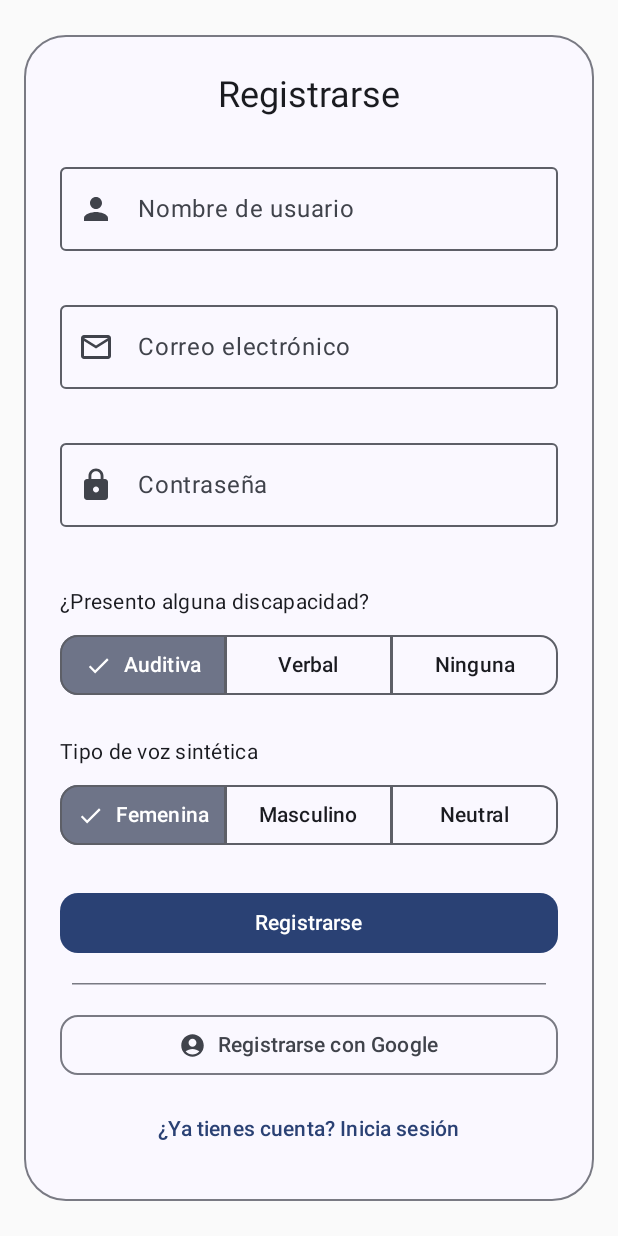
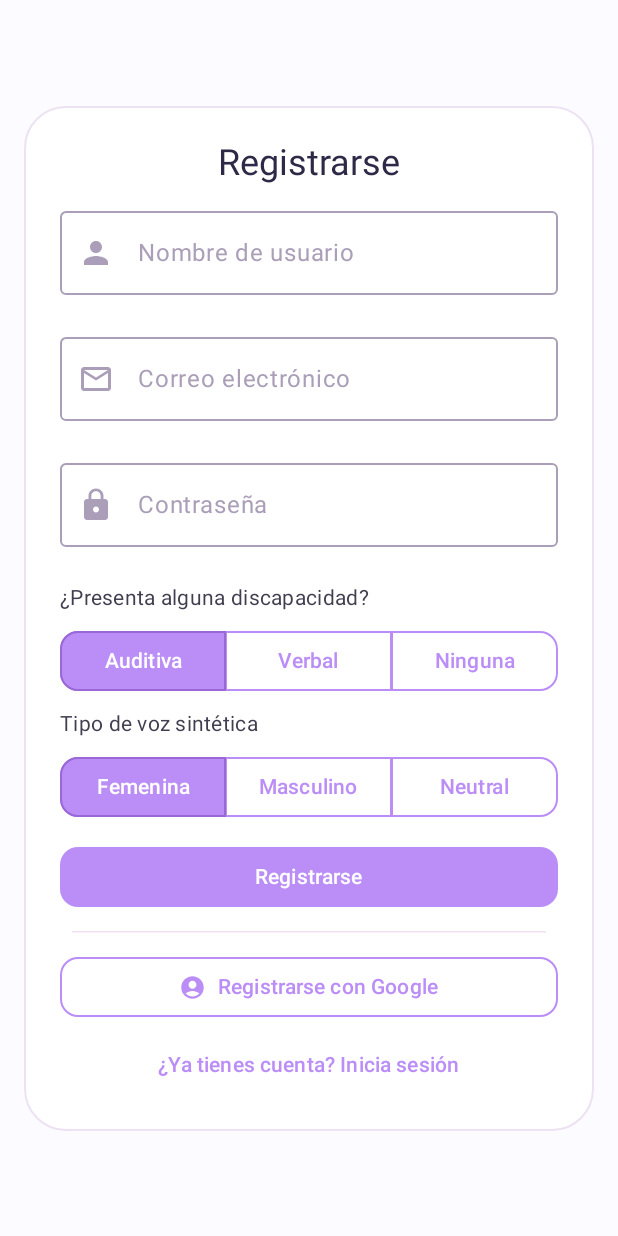
Before and after one commit to xChiat/ProyectoTitulo, an Android app built with Jetpack Compose: the SignUpActivity screen opened directly, with no data from a screen before it, on a phone screen of 412 x 824 dp. Run offline under Robolectric (Android 15) with nearby library versions, the phone set to English and light mode, and no system bars; our stand-ins replace Firebase (no records; nobody signed in at launch, a user with empty details on screens opened directly).

Commit message:
Enhance SignUpScreen UI with new color scheme and styling improvements

```diff
--- a/app/src/main/java/com/example/haptivoice/ui/screens/LoginScreen.kt
+++ b/app/src/main/java/com/example/haptivoice/ui/screens/LoginScreen.kt
@@ -186,11 +186,9 @@ fun LoginScreen(
 
                 Button(
                     onClick = {
-                        // Limpiar errores previos
                         emailError = null
                         passwordError = null
 
-                        // Validar cada campo individualmente
                         val emailValidation = ValidationUtils.validateEmail(email)
                         if (emailValidation !is ValidationResult.Valid) {
                             emailError = when (emailValidation) {
@@ -209,7 +207,6 @@ fun LoginScreen(
                             }
                         }
 
-                        // Si todas las validaciones son válidas, ejecutar el login
                         if (emailError == null && passwordError == null) {
                             onLogin(email, password)
                         }
--- a/app/src/main/java/com/example/haptivoice/ui/screens/SignUpScreen.kt
+++ b/app/src/main/java/com/example/haptivoice/ui/screens/SignUpScreen.kt
@@ -2,6 +2,8 @@ package com.example.haptivoice.ui.screens
 
 import androidx.compose.foundation.layout.Arrangement
 import android.util.Log
+import androidx.compose.foundation.BorderStroke
+import androidx.compose.foundation.background
 import androidx.compose.foundation.layout.Column
 import androidx.compose.foundation.layout.Spacer
 import androidx.compose.foundation.layout.fillMaxSize
@@ -18,6 +20,8 @@ import androidx.compose.material.icons.filled.Lock
 import androidx.compose.material.icons.filled.MailOutline
 import androidx.compose.material.icons.filled.Person
 import androidx.compose.material3.Button
+import androidx.compose.material3.ButtonDefaults
+import androidx.compose.material3.CardDefaults
 import androidx.compose.material3.ExperimentalMaterial3Api
 import androidx.compose.material3.HorizontalDivider
 import androidx.compose.material3.Icon
@@ -25,7 +29,9 @@ import androidx.compose.material3.MaterialTheme
 import androidx.compose.material3.OutlinedButton
 import androidx.compose.material3.OutlinedCard
 import androidx.compose.material3.OutlinedTextField
+import androidx.compose.material3.OutlinedTextFieldDefaults
 import androidx.compose.material3.SegmentedButton
+import androidx.compose.material3.SegmentedButtonDefaults
 import androidx.compose.material3.SingleChoiceSegmentedButtonRow
 import androidx.compose.material3.Text
 import androidx.compose.material3.TextButton
@@ -38,9 +44,19 @@ import androidx.compose.runtime.setValue
 import androidx.compose.ui.Alignment
 import androidx.compose.ui.Modifier
 import androidx.compose.ui.text.input.PasswordVisualTransformation
+import androidx.compose.ui.text.style.TextAlign
 import androidx.compose.ui.tooling.preview.Preview
 import androidx.compose.ui.unit.dp
 import com.example.haptivoice.ui.theme.HaptivoiceTheme
+import com.example.haptivoice.ui.theme.bg
+import com.example.haptivoice.ui.theme.darker_bg
+import com.example.haptivoice.ui.theme.darker_txt
+import com.example.haptivoice.ui.theme.icons
+import com.example.haptivoice.ui.theme.primary_btn
+import com.example.haptivoice.ui.theme.pure_white
+import com.example.haptivoice.ui.theme.secondary_btn
+import com.example.haptivoice.ui.theme.txt
+import com.example.haptivoice.ui.theme.unfocused_field
 import com.example.haptivoice.utils.ValidationResult
 import com.example.haptivoice.utils.ValidationUtils
 
@@ -55,6 +71,7 @@ fun SignUpScreen(
     Column(
         modifier = modifier
             .fillMaxSize()
+            .background(bg)
             .padding(16.dp)
             .verticalScroll(rememberScrollState()),
         verticalArrangement = Arrangement.Center,
@@ -62,20 +79,32 @@ fun SignUpScreen(
     ) {
         OutlinedCard(
             modifier = Modifier.fillMaxWidth(),
-            shape = RoundedCornerShape(28.dp)
+            shape = RoundedCornerShape(28.dp),
+            colors = CardDefaults.outlinedCardColors(
+                containerColor = pure_white
+            ),
+            border = BorderStroke(
+                width = 1.dp,
+                color = icons
+            )
         ) {
             Column(
                 modifier = Modifier
-                    .padding(24.dp)
+                    .padding(vertical = 20.dp, horizontal = 24.dp)
                     .fillMaxWidth(),
                 horizontalAlignment = Alignment.CenterHorizontally
             ) {
+
+                Spacer(modifier = Modifier.height(2.dp))
+
                 Text(
                     text = "Registrarse",
-                    style = MaterialTheme.typography.headlineSmall
+                    style = MaterialTheme.typography.headlineSmall,
+                    textAlign = TextAlign.Center,
+                    color = darker_txt
                 )
 
-                Spacer(modifier = Modifier.height(24.dp))
+                Spacer(modifier = Modifier.height(8.dp))
 
                 var username by remember { mutableStateOf("") }
                 var email by remember { mutableStateOf("") }
@@ -90,7 +119,6 @@ fun SignUpScreen(
                 val disabilityOptions = listOf("Auditiva", "Verbal", "Ninguna")
                 val voiceTypeOptions = listOf("Femenina", "Masculino", "Neutral")
 
-                // Nombre de usuario
                 OutlinedTextField(
                     value = username,
                     onValueChange = { username = it },
@@ -103,12 +131,28 @@ fun SignUpScreen(
                         if (usernameError != null) {
                             Text(usernameError!!)
                         }
-                    }
+                    },
+                    colors = OutlinedTextFieldDefaults.colors(
+                        focusedBorderColor = primary_btn,
+                        unfocusedBorderColor = unfocused_field,
+                        errorBorderColor = secondary_btn,
+
+                        focusedLabelColor = primary_btn,
+                        unfocusedLabelColor = unfocused_field,
+                        errorLabelColor = secondary_btn,
+
+                        focusedLeadingIconColor = primary_btn,
+                        unfocusedLeadingIconColor = unfocused_field,
+                        errorLeadingIconColor = secondary_btn,
+
+                        focusedSupportingTextColor = primary_btn,
+                        unfocusedSupportingTextColor = unfocused_field,
+                        errorSupportingTextColor = secondary_btn
+                    )
                 )
 
-                Spacer(modifier = Modifier.height(12.dp))
+                Spacer(modifier = Modifier.height(4.dp))
 
-                // Correo
                 OutlinedTextField(
                     value = email,
                     onValueChange = { email = it },
@@ -121,12 +165,28 @@ fun SignUpScreen(
                         if (emailError != null) {
                             Text(emailError!!)
                         }
-                    }
+                    },
+                    colors = OutlinedTextFieldDefaults.colors(
+                        focusedBorderColor = primary_btn,
+                        unfocusedBorderColor = unfocused_field,
+                        errorBorderColor = secondary_btn,
+
+                        focusedLabelColor = primary_btn,
+                        unfocusedLabelColor = unfocused_field,
+                        errorLabelColor = secondary_btn,
+
+                        focusedLeadingIconColor = primary_btn,
+                        unfocusedLeadingIconColor = unfocused_field,
+                        errorLeadingIconColor = secondary_btn,
+
+                        focusedSupportingTextColor = primary_btn,
+                        unfocusedSupportingTextColor = unfocused_field,
+                        errorSupportingTextColor = secondary_btn
+                    )
                 )
 
-                Spacer(modifier = Modifier.height(12.dp))
+                Spacer(modifier = Modifier.height(4.dp))
 
-                // Contraseña
                 OutlinedTextField(
                     value = password,
                     onValueChange = { password = it },
@@ -140,21 +200,47 @@ fun SignUpScreen(
                         if (passwordError != null) {
                             Text(passwordError!!)
                         }
-                    }
-                )
+                    },
+                    colors = OutlinedTextFieldDefaults.colors(
+                        focusedBorderColor = primary_btn,
+                        unfocusedBorderColor = unfocused_field,
+                        errorBorderColor = secondary_btn,
 
-                Spacer(modifier = Modifier.height(24.dp))
+                        focusedLabelColor = primary_btn,
+                        unfocusedLabelColor = unfocused_field,
+                        errorLabelColor = secondary_btn,
 
-                // ¿Presento alguna discapacidad?
-                Text(
-                    text = "¿Presento alguna discapacidad?",
-                    style = MaterialTheme.typography.bodyMedium,
-                    modifier = Modifier.fillMaxWidth()
+                        focusedLeadingIconColor = primary_btn,
+                        unfocusedLeadingIconColor = unfocused_field,
+                        errorLeadingIconColor = secondary_btn,
+
+                        focusedSupportingTextColor = primary_btn,
+                        unfocusedSupportingTextColor = unfocused_field,
+                        errorSupportingTextColor = secondary_btn
+                    )
                 )
 
                 Spacer(modifier = Modifier.height(8.dp))
 
-                // Segmented button para discapacidad
+                Text(
+                    text = "¿Presenta alguna discapacidad?",
+                    style = MaterialTheme.typography.bodyMedium,
+                    modifier = Modifier.fillMaxWidth(),
+                    color = txt
+                )
+
+                Spacer(modifier = Modifier.height(8.dp))
+
+                val segmentedColors = SegmentedButtonDefaults.colors(
+                    activeContainerColor = primary_btn,
+                    activeContentColor = pure_white,
+                    activeBorderColor = darker_bg,
+
+                    inactiveContainerColor = pure_white,
+                    inactiveContentColor = primary_btn,
+                    inactiveBorderColor = primary_btn
+                )
+
                 SingleChoiceSegmentedButtonRow(
                     modifier = Modifier.fillMaxWidth()
                 ) {
@@ -168,6 +254,8 @@ fun SignUpScreen(
                                 topEnd = if (index == disabilityOptions.size - 1) 12.dp else 0.dp,
                                 bottomEnd = if (index == disabilityOptions.size - 1) 12.dp else 0.dp
                             ),
+                            icon = {},
+                            colors = segmentedColors,
                             modifier = Modifier.weight(1f)
                         ) {
                             Text(label)
@@ -175,18 +263,17 @@ fun SignUpScreen(
                     }
                 }
 
-                Spacer(modifier = Modifier.height(24.dp))
+                Spacer(modifier = Modifier.height(8.dp))
 
-                // Tipo de voz sintética
                 Text(
                     text = "Tipo de voz sintética",
                     style = MaterialTheme.typography.bodyMedium,
-                    modifier = Modifier.fillMaxWidth()
+                    modifier = Modifier.fillMaxWidth(),
+                    color = txt
                 )
 
                 Spacer(modifier = Modifier.height(8.dp))
 
-                // Segmented button para tipo de voz
                 SingleChoiceSegmentedButtonRow(
                     modifier = Modifier.fillMaxWidth()
                 ) {
@@ -200,6 +287,8 @@ fun SignUpScreen(
                                 topEnd = if (index == voiceTypeOptions.size - 1) 12.dp else 0.dp,
                                 bottomEnd = if (index == voiceTypeOptions.size - 1) 12.dp else 0.dp
                             ),
+                            icon = {},
+                            colors = segmentedColors,
                             modifier = Modifier.weight(1f)
                         ) {
                             Text(label)
@@ -207,17 +296,14 @@ fun SignUpScreen(
                     }
                 }
 
-                Spacer(modifier = Modifier.height(24.dp))
+                Spacer(modifier = Modifier.height(12.dp))
 
-                // Botón Registrarse
                 Button(
                     onClick = {
-                        // Limpiar errores previos
                         usernameError = null
                         emailError = null
                         passwordError = null
 
-                        // Validar cada campo individualmente
                         val usernameValidation = ValidationUtils.validateUsername(username)
                         if (usernameValidation !is ValidationResult.Valid) {
                             usernameError = when (usernameValidation) {
@@ -245,9 +331,7 @@ fun SignUpScreen(
                             }
                         }
 
-                        // Si todas las validaciones son válidas, ejecutar el sign up
                         if (usernameError == null && emailError == null && passwordError == null) {
-                            // Log cat message - se llamo al onSignUp
                             Log.d("SignUpScreen-Debug", "se llamo al onSignUp")
                             onSignUp(
                                 username,
@@ -259,41 +343,59 @@ fun SignUpScreen(
                         }
                     },
                     modifier = Modifier.fillMaxWidth(),
-                    shape = RoundedCornerShape(12.dp)
+                    shape = RoundedCornerShape(12.dp),
+                    colors = ButtonDefaults.buttonColors(
+                        containerColor = primary_btn,
+                        contentColor = pure_white
+                    )
                 ) {
                     Text(text = "Registrarse")
                 }
 
-                Spacer(modifier = Modifier.height(16.dp))
+                Spacer(modifier = Modifier.height(12.dp))
 
                 HorizontalDivider(
                     modifier = Modifier.padding(horizontal = 8.dp),
                     thickness = 1.dp,
-                    color = MaterialTheme.colorScheme.outlineVariant
+                    color = icons
                 )
 
-                Spacer(modifier = Modifier.height(16.dp))
+                Spacer(modifier = Modifier.height(12.dp))
 
-                // Botón Ingresar con Google
                 OutlinedButton(
                     onClick = onGoogleSignUp,
                     modifier = Modifier.fillMaxWidth(),
-                    shape = RoundedCornerShape(12.dp)
+                    shape = RoundedCornerShape(12.dp),
+                    colors = ButtonDefaults.buttonColors(
+                        containerColor = pure_white
+                    ),
+                    border = BorderStroke(
+                        width = 1.dp,
+                        color = primary_btn
+                    )
                 ) {
                     Icon(
                         imageVector = Icons.Default.AccountCircle,
                         contentDescription = null,
-                        modifier = Modifier.size(18.dp)
+                        modifier = Modifier.size(18.dp),
+                        tint = primary_btn
                     )
+
                     Spacer(modifier = Modifier.size(8.dp))
-                    Text(text = "Registrarse con Google")
+
+                    Text(
+                        text = "Registrarse con Google",
+                        color = primary_btn
+                    )
                 }
 
-                Spacer(modifier = Modifier.height(8.dp))
+                Spacer(modifier = Modifier.height(4.dp))
 
-                // TextButton para login
                 TextButton(onClick = onLoginClick) {
-                    Text(text = "¿Ya tienes cuenta? Inicia sesión")
+                    Text(
+                        text = "¿Ya tienes cuenta? Inicia sesión",
+                        color = primary_btn
+                    )
                 }
             }
         }
```
